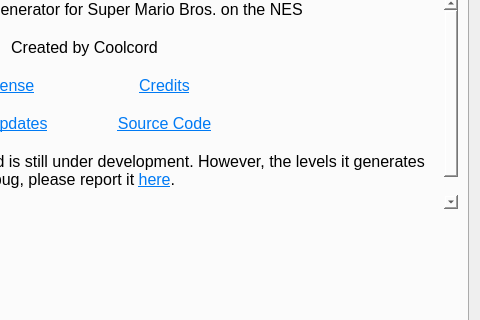
Before: the Qt Designer form SMB1/SMB1_Compliance_To_SMB1/Configure_Settings_Form.ui in Coolcord/Level-Headed, drawn with Qt 5; both pictures show x 297 to 777 and y 262 to 582 of the 777 by 781 pixel window.
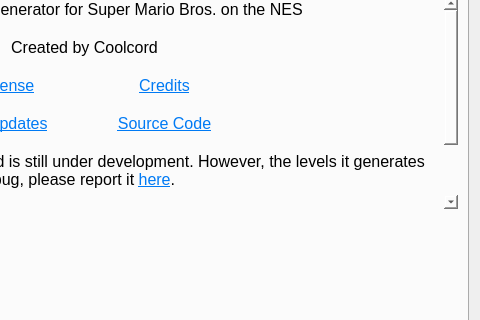
After: the same form once the commit is applied.

```diff
--- a/SMB1/SMB1_Compliance_To_SMB1/Configure_Settings_Form.ui
+++ b/SMB1/SMB1_Compliance_To_SMB1/Configure_Settings_Form.ui
@@ -89,6 +89,8 @@
 &lt;p align=&quot;center&quot; style=&quot;-qt-paragraph-type:empty; margin-top:0px; margin-bottom:0px; margin-left:0px; margin-right:0px; -qt-block-indent:0; text-indent:0px; font-family:'MS Shell Dlg 2'; text-decoration: underline; color:#007af4; vertical-align:middle;&quot;&gt;&lt;br /&gt;&lt;/p&gt;
 &lt;p style=&quot; margin-top:0px; margin-bottom:0px; margin-left:0px; margin-right:0px; -qt-block-indent:0; text-indent:0px;&quot;&gt;&lt;span style=&quot; font-family:'MS Shell Dlg 2'; vertical-align:middle;&quot;&gt;Level-Headed is far from complete and is still under development. However, the levels it generates should be very playable. If you find a bug, please report it &lt;/span&gt;&lt;a href=&quot;https://github.com/Coolcord/Level-Headed/issues&quot;&gt;&lt;span style=&quot; font-family:'MS Shell Dlg 2'; text-decoration: underline; color:#007af4;&quot;&gt;here&lt;/span&gt;&lt;/a&gt;&lt;span style=&quot; font-family:'MS Shell Dlg 2'; vertical-align:middle;&quot;&gt;.&lt;/span&gt;&lt;/p&gt;
 &lt;p style=&quot;-qt-paragraph-type:empty; margin-top:0px; margin-bottom:0px; margin-left:0px; margin-right:0px; -qt-block-indent:0; text-indent:0px; font-family:'MS Shell Dlg 2'; vertical-align:middle;&quot;&gt;&lt;br /&gt;&lt;/p&gt;
+&lt;p style=&quot; margin-top:0px; margin-bottom:0px; margin-left:0px; margin-right:0px; -qt-block-indent:0; text-indent:0px;&quot;&gt;&lt;a href=&quot;https://github.com/Coolcord/Hexagon&quot;&gt;&lt;span style=&quot; text-decoration: underline; color:#007af4;&quot;&gt;Hexagon&lt;/span&gt;&lt;/a&gt; can be used to share your generated games with others, without sharing the generated ROM itself.&lt;/p&gt;
+&lt;p style=&quot;-qt-paragraph-type:empty; margin-top:0px; margin-bottom:0px; margin-left:0px; margin-right:0px; -qt-block-indent:0; text-indent:0px;&quot;&gt;&lt;br /&gt;&lt;/p&gt;
 &lt;p style=&quot; margin-top:0px; margin-bottom:0px; margin-left:0px; margin-right:0px; -qt-block-indent:0; text-indent:0px;&quot;&gt;&lt;span style=&quot; font-family:'MS Shell Dlg 2'; vertical-align:middle;&quot;&gt;More information about Level-Headed can be found on the &lt;/span&gt;&lt;a href=&quot;https://github.com/Coolcord/Level-Headed/wiki&quot;&gt;&lt;span style=&quot; font-family:'MS Shell Dlg 2'; text-decoration: underline; color:#007af4;&quot;&gt;wiki&lt;/span&gt;&lt;/a&gt;&lt;span style=&quot; font-family:'MS Shell Dlg 2'; vertical-align:middle;&quot;&gt;.&lt;/span&gt;&lt;/p&gt;&lt;/body&gt;&lt;/html&gt;</string>
          </property>
          <property name="overwriteMode">
```
